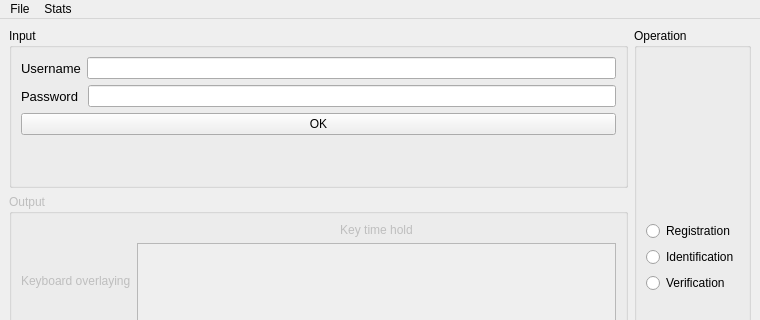
First picture: the form in auth_form.ui, repository AntonGudimov/BIM, before the edit; both pictures show x 0 to 760 and y 0 to 320 of the 760 by 501 pixel window.
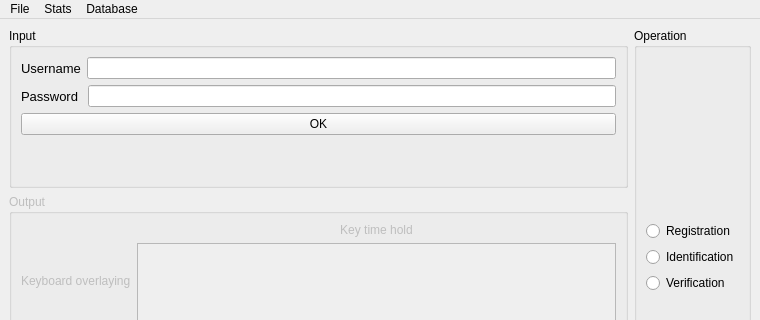
Second picture: the form after the edit.

Commit message: Made output of data base appear onto form

The edit to the form file:
```diff
--- a/auth_form.ui
+++ b/auth_form.ui
@@ -358,8 +358,15 @@
     <addaction name="menuInput_speed_value"/>
     <addaction name="actionEntering_password_dynamic"/>
    </widget>
+   <widget class="QMenu" name="menuDatabase">
+    <property name="title">
+     <string>Database</string>
+    </property>
+    <addaction name="db_action_open"/>
+   </widget>
    <addaction name="menuFile"/>
    <addaction name="menu"/>
+   <addaction name="menuDatabase"/>
   </widget>
   <widget class="QStatusBar" name="statusbar"/>
   <action name="actionOpen">
```
Left out of the diff: 5 changed lines with no effect on the pictures. The commit also changes 7 other files.
